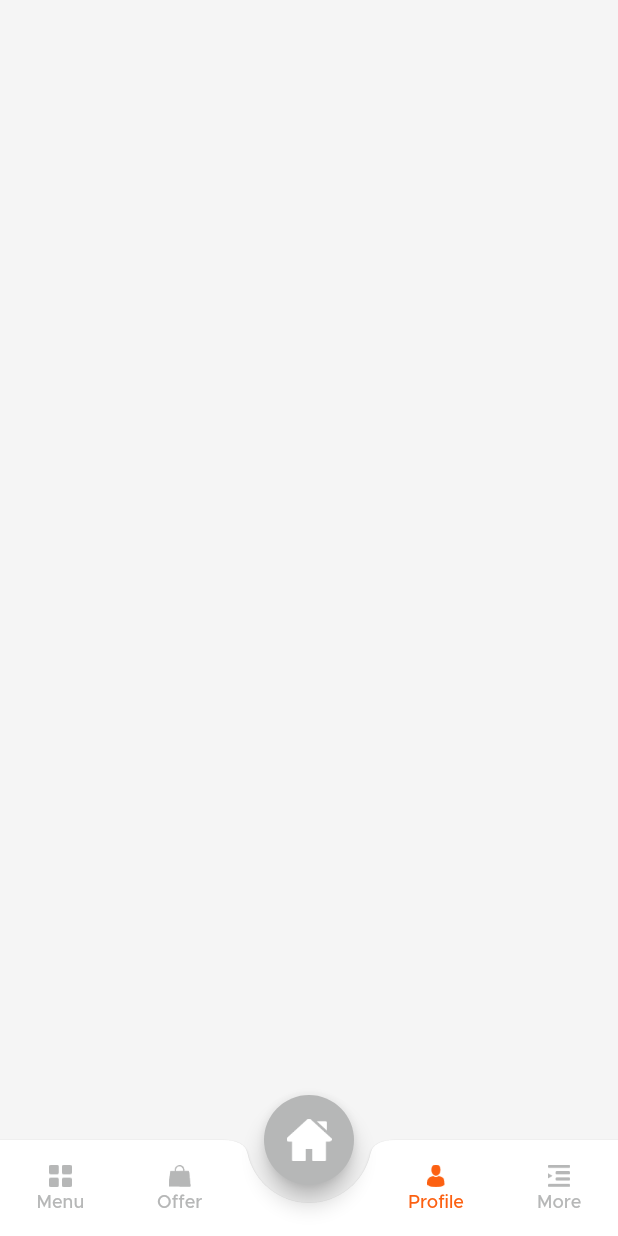
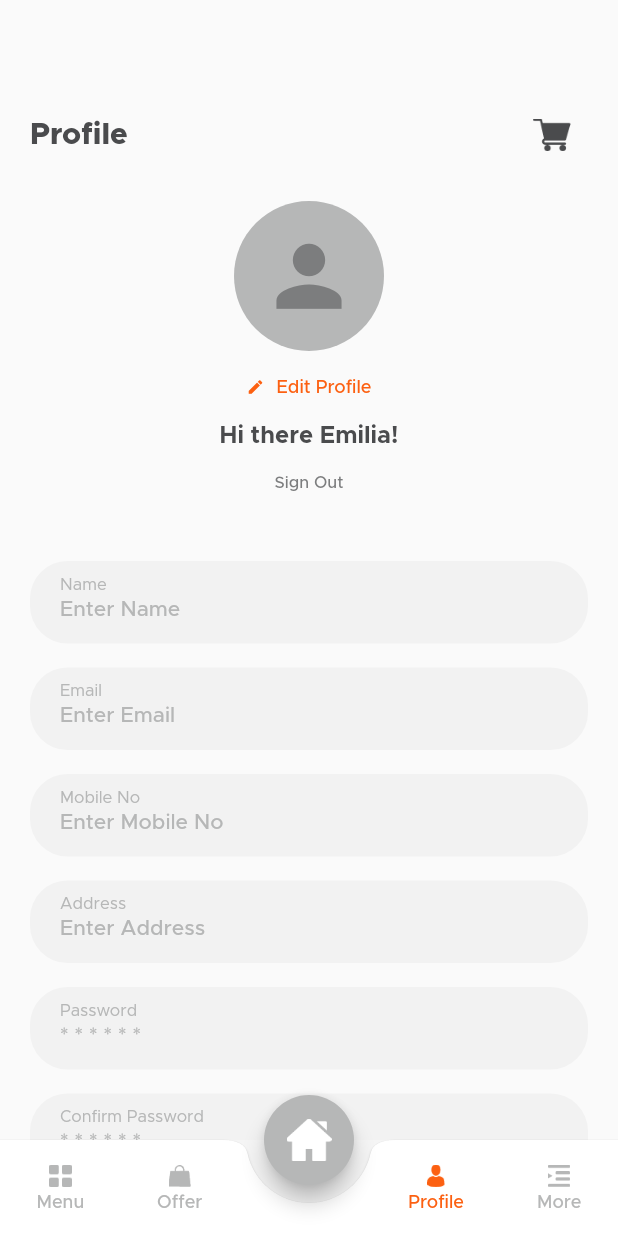
Before and after one commit to codeforany/food_delivery_meal, a Flutter app: the screen it shows after launch, scrolled down 576 dp, after a tap on "Profile", on a phone screen of 412 x 824 dp. Run offline on Flutter 3.47's test engine with Material 2 defaults, Android fonts, the phone set to English and light mode, and no system bars; our stand-ins replace flutter_rating_bar, image_picker; missing offline and left inert: otp_pin_field.

Commit message:
Profile Tab UI

```diff
--- a/lib/common_widget/round_textfield.dart
+++ b/lib/common_widget/round_textfield.dart
@@ -27,11 +27,13 @@ class RoundTextfield extends StatelessWidget {
           borderRadius: BorderRadius.circular(25)),
       child: Row(
         children: [
-          if (left != null) Padding(
-            padding: const EdgeInsets.only(left: 15, ),
-            child: left!,
-          ),
-
+          if (left != null)
+            Padding(
+              padding: const EdgeInsets.only(
+                left: 15,
+              ),
+              child: left!,
+            ),
           Expanded(
             child: TextField(
               autocorrect: false,
@@ -55,3 +57,81 @@ class RoundTextfield extends StatelessWidget {
     );
   }
 }
+
+class RoundTitleTextfield extends StatelessWidget {
+  final TextEditingController? controller;
+  final String title;
+  final String hintText;
+  final TextInputType? keyboardType;
+  final bool obscureText;
+  final Color? bgColor;
+  final Widget? left;
+
+  const RoundTitleTextfield(
+      {super.key,
+      required this.title,
+      required this.hintText,
+      this.controller,
+      this.keyboardType,
+      this.bgColor,
+      this.left,
+      this.obscureText = false});
+
+  @override
+  Widget build(BuildContext context) {
+    return Container(
+      height: 55,
+      decoration: BoxDecoration(
+          color: bgColor ?? TColor.textfield,
+          borderRadius: BorderRadius.circular(25)),
+      child: Row(
+        children: [
+          if (left != null)
+            Padding(
+              padding: const EdgeInsets.only(
+                left: 15,
+              ),
+              child: left!,
+            ),
+          Expanded(
+            child: Stack(
+              children: [
+                Container(
+                  height: 55,
+                  margin: const EdgeInsets.only(top: 8,),
+                  alignment: Alignment.topLeft,
+                  child: TextField(
+                    autocorrect: false,
+                    controller: controller,
+                    obscureText: obscureText,
+                    keyboardType: keyboardType,
+                    decoration: InputDecoration(
+                      contentPadding:
+                          const EdgeInsets.symmetric(horizontal: 20),
+                      enabledBorder: InputBorder.none,
+                      focusedBorder: InputBorder.none,
+                      hintText: hintText,
+                      hintStyle: TextStyle(
+                          color: TColor.placeholder,
+                          fontSize: 14,
+                          fontWeight: FontWeight.w500),
+                    ),
+                  ),
+                ),
+                Container(
+                  height: 55,
+                  margin: const EdgeInsets.only(top: 10, left: 20),
+                  alignment: Alignment.topLeft,
+                  child: Text(
+                    title,
+                    style: TextStyle(color: TColor.placeholder, fontSize: 11),
+                  ),
+                )
+              ],
+            ),
+          ),
+        ],
+      ),
+    );
+  }
+}
--- a/lib/view/main_tabview/main_tabview.dart
+++ b/lib/view/main_tabview/main_tabview.dart
@@ -5,6 +5,7 @@ import 'package:food_delivery/common_widget/tab_button.dart';
 import '../home/home_view.dart';
 import '../menu/menu_view.dart';
 import '../offer/offer_view.dart';
+import '../profile/profile_view.dart';
 
 class MainTabView extends StatefulWidget {
   const MainTabView({super.key});
@@ -94,7 +95,7 @@ class _MainTabViewState extends State<MainTabView> {
                   onTap: () {
                     if (selctTab != 3) {
                       selctTab = 3;
-                      selectPageView = Container();
+                      selectPageView = const ProfileView();
                     }
                     if (mounted) {
                       setState(() {});
--- /dev/null
+++ b/lib/view/profile/profile_view.dart
@@ -0,0 +1,185 @@
+import 'dart:io';
+
+import 'package:flutter/material.dart';
+import 'package:food_delivery/common_widget/round_button.dart';
+import 'package:image_picker/image_picker.dart';
+
+import '../../common/color_extension.dart';
+import '../../common_widget/round_textfield.dart';
+
+class ProfileView extends StatefulWidget {
+  const ProfileView({super.key});
+
+  @override
+  State<ProfileView> createState() => _ProfileViewState();
+}
+
+class _ProfileViewState extends State<ProfileView> {
+  final ImagePicker picker = ImagePicker();
+  XFile? image;
+
+  TextEditingController txtName = TextEditingController();
+  TextEditingController txtEmail = TextEditingController();
+  TextEditingController txtMobile = TextEditingController();
+  TextEditingController txtAddress = TextEditingController();
+  TextEditingController txtPassword = TextEditingController();
+  TextEditingController txtConfirmPassword = TextEditingController();
+
+  @override
+  Widget build(BuildContext context) {
+    return Scaffold(
+        body: SingleChildScrollView(
+      child: Padding(
+        padding: const EdgeInsets.symmetric(vertical: 20),
+        child: Column(crossAxisAlignment: CrossAxisAlignment.center, children: [
+          const SizedBox(
+            height: 46,
+          ),
+          Padding(
+            padding: const EdgeInsets.symmetric(horizontal: 20),
+            child: Row(
+              mainAxisAlignment: MainAxisAlignment.spaceBetween,
+              children: [
+                Text(
+                  "Profile",
+                  style: TextStyle(
+                      color: TColor.primaryText,
+                      fontSize: 20,
+                      fontWeight: FontWeight.w800),
+                ),
+                IconButton(
+                  onPressed: () {},
+                  icon: Image.asset(
+                    "assets/img/shopping_cart.png",
+                    width: 25,
+                    height: 25,
+                  ),
+                ),
+              ],
+            ),
+          ),
+          const SizedBox(
+            height: 20,
+          ),
+          Container(
+            width: 100,
+            height: 100,
+            decoration: BoxDecoration(
+              color: TColor.placeholder,
+              borderRadius: BorderRadius.circular(50),
+            ),
+            alignment: Alignment.center,
+            child: image != null
+                ? ClipRRect(
+                    borderRadius: BorderRadius.circular(50),
+                    child: Image.file(File(image!.path),
+                        width: 100, height: 100, fit: BoxFit.cover),
+                  )
+                : Icon(
+                    Icons.person,
+                    size: 65,
+                    color: TColor.secondaryText,
+                  ),
+          ),
+          TextButton.icon(
+            onPressed: () async {
+              image = await picker.pickImage(source: ImageSource.gallery);
+              setState(() {});
+            },
+            icon: Icon(
+              Icons.edit,
+              color: TColor.primary,
+              size: 12,
+            ),
+            label: Text(
+              "Edit Profile",
+              style: TextStyle(color: TColor.primary, fontSize: 12),
+            ),
+          ),
+          Text(
+            "Hi there Emilia!",
+            style: TextStyle(
+                color: TColor.primaryText,
+                fontSize: 16,
+                fontWeight: FontWeight.w700),
+          ),
+          TextButton(
+            onPressed: () {},
+            child: Text(
+              "Sign Out",
+              style: TextStyle(
+                  color: TColor.secondaryText,
+                  fontSize: 11,
+                  fontWeight: FontWeight.w500),
+            ),
+          ),
+          const SizedBox(
+            height: 20,
+          ),
+          Padding(
+            padding: const EdgeInsets.symmetric(vertical: 8, horizontal: 20),
+            child: RoundTitleTextfield(
+              title: "Name",
+              hintText: "Enter Name",
+              controller: txtName,
+            ),
+          ),
+          Padding(
+            padding: const EdgeInsets.symmetric(vertical: 8, horizontal: 20),
+            child: RoundTitleTextfield(
+              title: "Email",
+              hintText: "Enter Email",
+              keyboardType: TextInputType.emailAddress,
+              controller: txtEmail,
+            ),
+          ),
+          Padding(
+            padding: const EdgeInsets.symmetric(vertical: 8, horizontal: 20),
+            child: RoundTitleTextfield(
+              title: "Mobile No",
+              hintText: "Enter Mobile No",
+              controller: txtMobile,
+              keyboardType: TextInputType.phone,
+            ),
+          ),
+          Padding(
+            padding: const EdgeInsets.symmetric(vertical: 8, horizontal: 20),
+            child: RoundTitleTextfield(
+              title: "Address",
+              hintText: "Enter Address",
+              controller: txtAddress,
+            ),
+          ),
+          Padding(
+            padding: const EdgeInsets.symmetric(vertical: 8, horizontal: 20),
+            child: RoundTitleTextfield(
+              title: "Password",
+              hintText: "* * * * * *",
+              obscureText: true,
+              controller: txtPassword,
+            ),
+          ),
+          Padding(
+            padding: const EdgeInsets.symmetric(vertical: 8, horizontal: 20),
+            child: RoundTitleTextfield(
+              title: "Confirm Password",
+              hintText: "* * * * * *",
+              obscureText: true,
+              controller: txtConfirmPassword,
+            ),
+          ),
+          const SizedBox(
+            height: 20,
+          ),
+          Padding(
+            padding: const EdgeInsets.symmetric(horizontal: 20),
+            child: RoundButton(title: "Save", onPressed: () {}),
+          ),
+          const SizedBox(
+            height: 20,
+          ),
+        ]),
+      ),
+    ));
+  }
+}
--- a/pubspec.yaml
+++ b/pubspec.yaml
@@ -37,6 +37,7 @@ dependencies:
   cupertino_icons: ^1.0.2
   otp_pin_field: ^1.2.0+2
   flutter_rating_bar: ^4.0.1
+  image_picker: ^0.8.9
 
 dev_dependencies:
   flutter_test:
```
Also changed, not shown: pubspec.lock, 9 other files.
